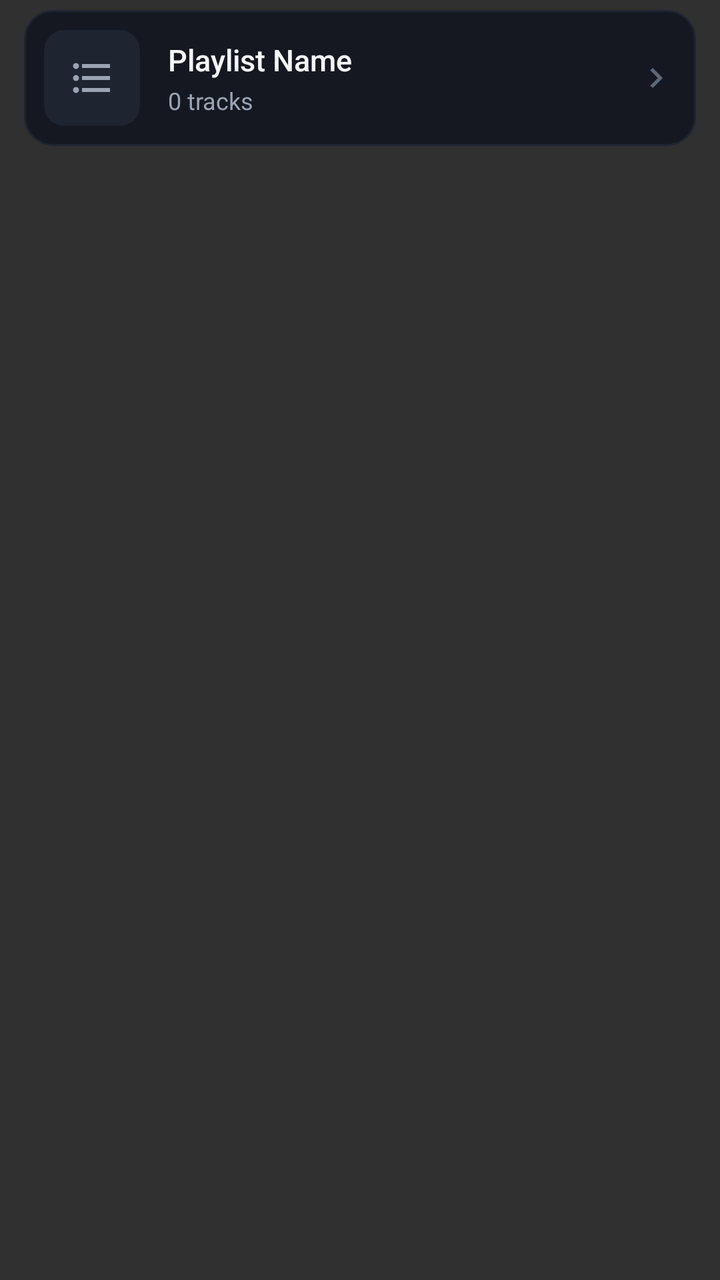
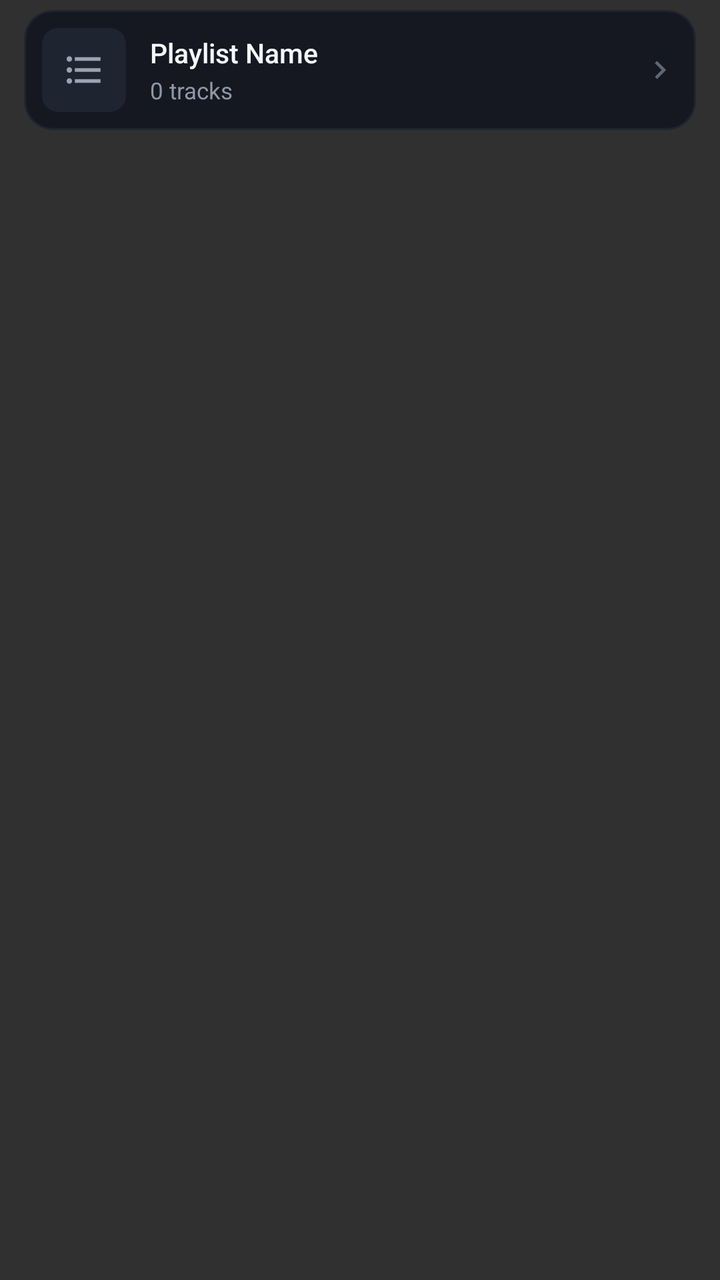

Screens rendered from an Android XML layout before and after an edit, with the pre-edit source and the edit as a unified diff.
<!-- AndroidManifest.xml: application theme ParrotNoActionBar -->
<!-- res/layout/item_playlist_row.xml -->
<?xml version="1.0" encoding="utf-8"?>
<LinearLayout xmlns:android="http://schemas.android.com/apk/res/android"
    xmlns:app="http://schemas.android.com/apk/res-auto"
    android:layout_width="match_parent"
    android:layout_height="wrap_content"
    android:paddingStart="12dp"
    android:paddingTop="5dp"
    android:paddingEnd="12dp"
    android:paddingBottom="5dp">

    <LinearLayout
        android:id="@+id/playlistCard"
        android:layout_width="match_parent"
        android:layout_height="wrap_content"
        android:background="@drawable/card_surface_bg"
        android:gravity="center_vertical"
        android:orientation="horizontal"
        android:padding="10dp">

        <androidx.cardview.widget.CardView
            android:id="@+id/playlistCoverCard"
            android:layout_width="48dp"
            android:layout_height="48dp"
            app:cardBackgroundColor="#1E2430"
            app:cardCornerRadius="10dp"
            app:cardElevation="0dp">

            <ImageView
                android:id="@+id/imgPlaylistCover"
                android:layout_width="match_parent"
                android:layout_height="match_parent"
                android:padding="12dp"
                android:scaleType="centerCrop"
                android:src="@drawable/ic_nav_playlist_item"
                app:tint="#9AA3B2" />
        </androidx.cardview.widget.CardView>

        <LinearLayout
            android:layout_width="0dp"
            android:layout_height="wrap_content"
            android:layout_marginStart="14dp"
            android:layout_marginEnd="8dp"
            android:layout_weight="1"
            android:orientation="vertical">

            <TextView
                android:id="@+id/txtPlaylistName"
                android:layout_width="match_parent"
                android:layout_height="wrap_content"
                android:ellipsize="end"
                android:fontFamily="sans-serif-medium"
                android:singleLine="true"
                android:text="Playlist Name"
                android:textColor="#F5F7FA"
                android:textSize="15sp" />

            <TextView
                android:id="@+id/txtPlaylistCount"
                android:layout_width="match_parent"
                android:layout_height="wrap_content"
                android:layout_marginTop="2dp"
                android:singleLine="true"
                android:text="0 tracks"
                android:textColor="#9AA3B2"
                android:textSize="12sp" />
        </LinearLayout>

        <ImageView
            android:id="@+id/imgPlaylistArrow"
            android:layout_width="20dp"
            android:layout_height="20dp"
            android:src="@drawable/ic_chevron_right"
            app:tint="#5E6775" />
    </LinearLayout>

</LinearLayout>
<!-- resources referenced by this layout -->
<resources>
  <!-- drawable card_surface_bg (drawable) -->
  <?xml version="1.0" encoding="utf-8"?>
  <shape xmlns:android="http://schemas.android.com/apk/res/android"
      android:shape="rectangle">
      <solid android:color="#151820" />
      <corners android:radius="14dp" />
      <stroke
          android:width="1dp"
          android:color="#1F2430" />
  </shape>
  <!-- drawable ic_chevron_right (drawable) -->
  <?xml version="1.0" encoding="utf-8"?>
  <vector xmlns:android="http://schemas.android.com/apk/res/android"
      android:width="24dp"
      android:height="24dp"
      android:viewportWidth="24"
      android:viewportHeight="24">
      <path
          android:fillColor="@android:color/white"
          android:pathData="M10,6L8.59,7.41 13.17,12l-4.58,4.59L10,18l6,-6z" />
  </vector>
  <!-- drawable ic_nav_playlist_item (drawable) -->
  <?xml version="1.0" encoding="utf-8"?>
  <vector xmlns:android="http://schemas.android.com/apk/res/android"
      android:width="24dp"
      android:height="24dp"
      android:viewportWidth="24"
      android:viewportHeight="24">
      <path
          android:fillColor="@android:color/white"
          android:pathData="M4,10.5c-0.83,0 -1.5,0.67 -1.5,1.5s0.67,1.5 1.5,1.5 1.5,-0.67 1.5,-1.5 -0.67,-1.5 -1.5,-1.5zM4,4.5C3.17,4.5 2.5,5.17 2.5,6S3.17,7.5 4,7.5 5.5,6.83 5.5,6 4.83,4.5 4,4.5zM4,16.5c-0.83,0 -1.5,0.68 -1.5,1.5s0.68,1.5 1.5,1.5 1.5,-0.68 1.5,-1.5 -0.67,-1.5 -1.5,-1.5zM7,19h14v-2H7v2zM7,13h14v-2H7v2zM7,5v2h14V5H7z" />
  </vector>
  <style name="ParrotNoActionBar" parent="Theme.AppCompat.NoActionBar">
          <item name="windowActionModeOverlay">true</item>
          <item name="android:windowActionModeOverlay">true</item>
          <item name="actionModeBackground">@color/action_mode_bg</item>
          <item name="android:actionModeBackground">@color/action_mode_bg</item>
          <item name="colorAccent">@color/parrot_accent</item>
      </style>
  <color name="action_mode_bg">#181A1D</color>
  <color name="parrot_accent">#4CAF50</color>
</resources>

<!-- the commit's change to res/layout/item_playlist_row.xml (unified diff, before → after) -->
@@ -15,21 +15,21 @@
         android:background="@drawable/card_surface_bg"
         android:gravity="center_vertical"
         android:orientation="horizontal"
-        android:padding="10dp">
+        android:padding="9dp">
 
         <androidx.cardview.widget.CardView
             android:id="@+id/playlistCoverCard"
-            android:layout_width="48dp"
-            android:layout_height="48dp"
+            android:layout_width="42dp"
+            android:layout_height="42dp"
             app:cardBackgroundColor="#1E2430"
-            app:cardCornerRadius="10dp"
+            app:cardCornerRadius="8dp"
             app:cardElevation="0dp">
 
             <ImageView
                 android:id="@+id/imgPlaylistCover"
                 android:layout_width="match_parent"
                 android:layout_height="match_parent"
-                android:padding="12dp"
+                android:padding="10dp"
                 android:scaleType="centerCrop"
                 android:src="@drawable/ic_nav_playlist_item"
                 app:tint="#9AA3B2" />
@@ -38,7 +38,7 @@
         <LinearLayout
             android:layout_width="0dp"
             android:layout_height="wrap_content"
-            android:layout_marginStart="14dp"
+            android:layout_marginStart="12dp"
             android:layout_marginEnd="8dp"
             android:layout_weight="1"
             android:orientation="vertical">
@@ -52,23 +52,23 @@
                 android:singleLine="true"
                 android:text="Playlist Name"
                 android:textColor="#F5F7FA"
-                android:textSize="15sp" />
+                android:textSize="13.5sp" />
 
             <TextView
                 android:id="@+id/txtPlaylistCount"
                 android:layout_width="match_parent"
                 android:layout_height="wrap_content"
-                android:layout_marginTop="2dp"
+                android:layout_marginTop="1.5dp"
                 android:singleLine="true"
                 android:text="0 tracks"
-                android:textColor="#9AA3B2"
-                android:textSize="12sp" />
+                android:textColor="#8F98A8"
+                android:textSize="11.5sp" />
         </LinearLayout>
 
         <ImageView
             android:id="@+id/imgPlaylistArrow"
-            android:layout_width="20dp"
-            android:layout_height="20dp"
+            android:layout_width="18dp"
+            android:layout_height="18dp"
             android:src="@drawable/ic_chevron_right"
             app:tint="#5E6775" />
     </LinearLayout>
